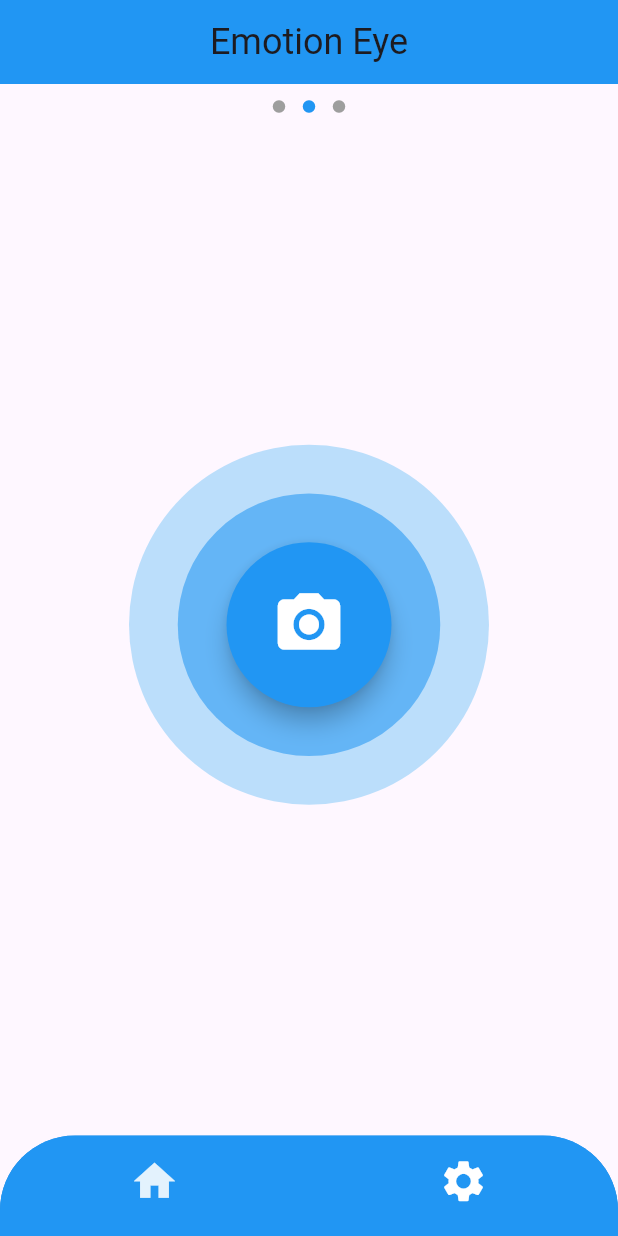
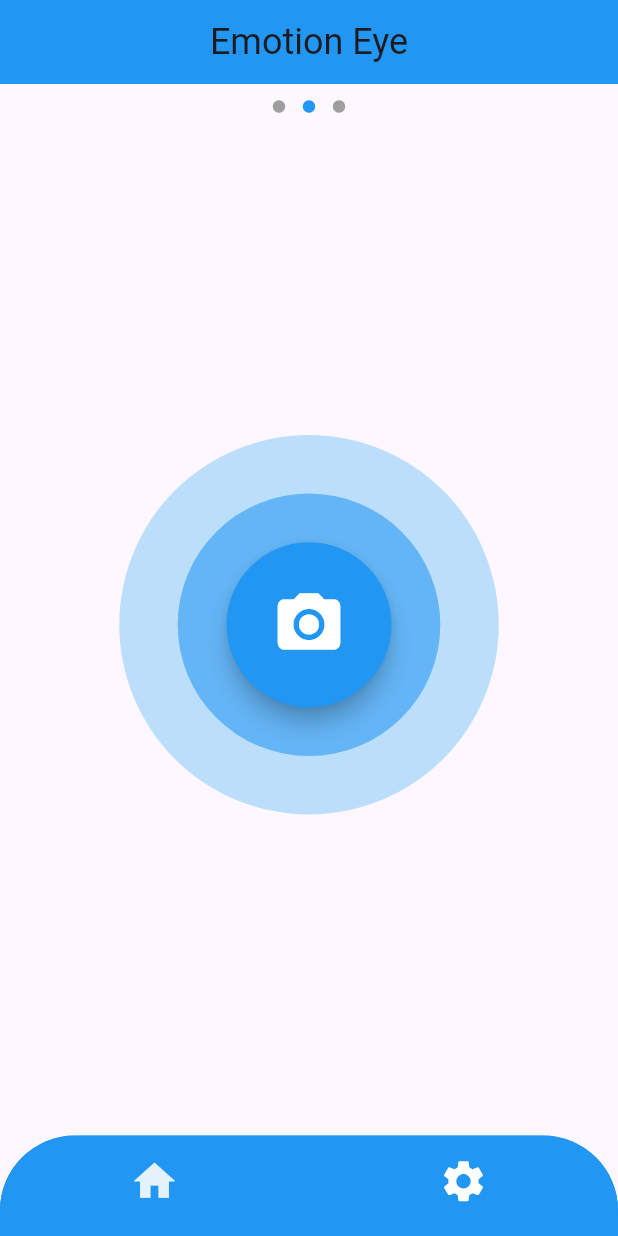
Before and after one commit to darshanvaru/Mood-Detector, a Flutter app: the screen it shows after launch, on a phone screen of 412 x 824 dp. Run offline on Flutter 3.47's test engine with Material 3 defaults, Android fonts, the phone set to English and light mode, and no system bars; our stand-ins replace camera, image_picker; Roboto replaces fonts that are missing (Proximal Nova).

Commit message:
added Centric circle animations

```diff
--- a/lib/Screens/home_page.dart
+++ b/lib/Screens/home_page.dart
@@ -1,6 +1,5 @@
-// https://github.com/darshanvaru/Mood-Detector
+import 'dart:math';
 import 'package:flutter/material.dart';
-
 import '../Widgets/app_bottom_nav_bar.dart';
 import 'main_camera.dart';
 
@@ -11,8 +10,55 @@ class HomePage extends StatefulWidget {
   HomePageState createState() => HomePageState();
 }
 
-class HomePageState extends State<HomePage> {
+class HomePageState extends State<HomePage> with TickerProviderStateMixin {
   bool _photoClicked = false;
+  late AnimationController _outerCircleController;
+  late AnimationController _middleCircleController;
+  late Animation<double> _outerCircleAnimation;
+  late Animation<double> _middleCircleAnimation;
+  final Random _random = Random();
+
+  @override
+  void initState() {
+    super.initState();
+    _initOuterCircleAnimation();
+    _initMiddleCircleAnimation();
+  }
+
+  void _initOuterCircleAnimation() {
+    _outerCircleController = AnimationController(
+      duration: Duration(seconds: _random.nextInt(2) + 3),
+      vsync: this,
+    )..repeat(reverse: true);
+
+    _outerCircleAnimation = Tween<double>(
+      begin: 1.0,
+      end: _random.nextDouble() * 0.06 + 1.05,
+    ).animate(
+      CurvedAnimation(parent: _outerCircleController, curve: Curves.easeInOut),
+    );
+  }
+
+  void _initMiddleCircleAnimation() {
+    _middleCircleController = AnimationController(
+      duration: Duration(seconds: _random.nextInt(2) + 3),
+      vsync: this,
+    )..repeat(reverse: true);
+
+    _middleCircleAnimation = Tween<double>(
+      begin: 1.0,
+      end: _random.nextDouble() * 0.05 + 1.05,
+    ).animate(
+      CurvedAnimation(parent: _middleCircleController, curve: Curves.easeInOut),
+    );
+  }
+
+  @override
+  void dispose() {
+    _outerCircleController.dispose();
+    _middleCircleController.dispose();
+    super.dispose();
+  }
 
   void _togglePhotoClicked() {
     setState(() {
@@ -32,7 +78,8 @@ class HomePageState extends State<HomePage> {
               fontFamily: 'Proximal Nova',
               fontSize: 24.0,
             ),
-        )),
+          ),
+        ),
       ),
       body: Column(
         children: <Widget>[
@@ -49,9 +96,14 @@ class HomePageState extends State<HomePage> {
           ),
           Expanded(
             child: Stack(
-              alignment: const Alignment(0, 0),
+              alignment: Alignment.center,
               children: <Widget>[
-                Container(
+                AnimatedBuilder(
+                  animation: _outerCircleAnimation,
+                  builder: (context, child) {
+                    return Transform.scale(
+                      scale: _outerCircleAnimation.value,
+                      child: Container(
                         width: 240,
                         height: 240,
                         decoration: BoxDecoration(
@@ -59,13 +111,24 @@ class HomePageState extends State<HomePage> {
                           color: Colors.blue[100],
                         ),
                       ),
-                Container(
+                    );
+                  },
+                ),
+                AnimatedBuilder(
+                  animation: _middleCircleAnimation,
+                  builder: (context, child) {
+                    return Transform.scale(
+                      scale: _middleCircleAnimation.value,
+                      child: Container(
                         width: 175,
                         height: 175,
                         decoration: BoxDecoration(
                           shape: BoxShape.circle,
                           color: Colors.blue[300],
                         ),
+                      ),
+                    );
+                  },
                 ),
                 SizedBox(
                   width: 110,
```
Lines whose indentation alone changed are shown as unchanged.
